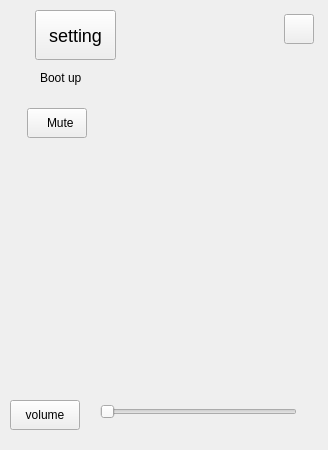
This is src/plugins/ukui-clock/setupPage.ui in ukui/ukui-sidebar as Qt 5 draws it before an edit. The edited form follows.
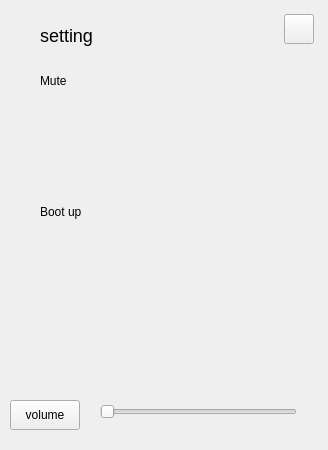
This is the edited form. Icons and pictures are not drawn.

What changed in the file:
```diff
--- a/src/plugins/ukui-clock/setupPage.ui
+++ b/src/plugins/ukui-clock/setupPage.ui
@@ -32,7 +32,7 @@
     <property name="geometry">
      <rect>
       <x>236</x>
-      <y>66</y>
+      <y>200</y>
       <width>50</width>
       <height>24</height>
      </rect>
@@ -53,7 +53,7 @@
     <property name="geometry">
      <rect>
       <x>236</x>
-      <y>108</y>
+      <y>66</y>
       <width>50</width>
       <height>24</height>
      </rect>
@@ -86,36 +86,6 @@
      <enum>Qt::Horizontal</enum>
     </property>
    </widget>
-   <widget class="QPushButton" name="pushButton_4">
-    <property name="geometry">
-     <rect>
-      <x>35</x>
-      <y>10</y>
-      <width>81</width>
-      <height>50</height>
-     </rect>
-    </property>
-    <property name="styleSheet">
-     <string notr="true">font:  &quot;Noto Sans Bengali&quot;;
-font-size:18px;</string>
-    </property>
-    <property name="text">
-     <string>setting</string>
-    </property>
-   </widget>
-   <widget class="QPushButton" name="pushButton_5">
-    <property name="geometry">
-     <rect>
-      <x>27</x>
-      <y>108</y>
-      <width>60</width>
-      <height>30</height>
-     </rect>
-    </property>
-    <property name="text">
-     <string>  Mute</string>
-    </property>
-   </widget>
    <widget class="QPushButton" name="pushButton_6">
     <property name="geometry">
      <rect>
@@ -133,7 +103,7 @@
     <property name="geometry">
      <rect>
       <x>40</x>
-      <y>66</y>
+      <y>200</y>
       <width>68</width>
       <height>23</height>
      </rect>
@@ -167,6 +137,36 @@
      <string/>
     </property>
    </widget>
+   <widget class="QLabel" name="label_2">
+    <property name="geometry">
+     <rect>
+      <x>40</x>
+      <y>10</y>
+      <width>81</width>
+      <height>50</height>
+     </rect>
+    </property>
+    <property name="styleSheet">
+     <string notr="true">font:  &quot;Noto Sans Bengali&quot;;
+font-size:18px;</string>
+    </property>
+    <property name="text">
+     <string>setting</string>
+    </property>
+   </widget>
+   <widget class="QLabel" name="label_3">
+    <property name="geometry">
+     <rect>
+      <x>40</x>
+      <y>66</y>
+      <width>68</width>
+      <height>30</height>
+     </rect>
+    </property>
+    <property name="text">
+     <string>Mute</string>
+    </property>
+   </widget>
   </widget>
  </widget>
  <resources/>
```
